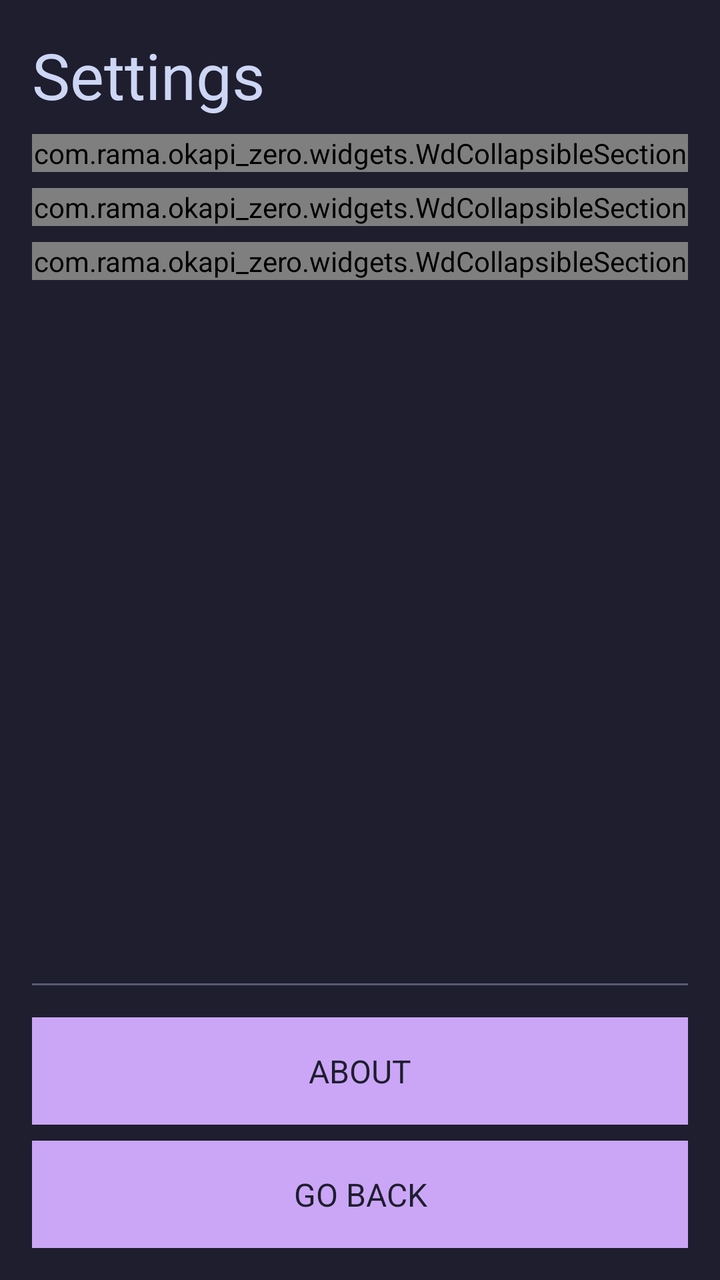
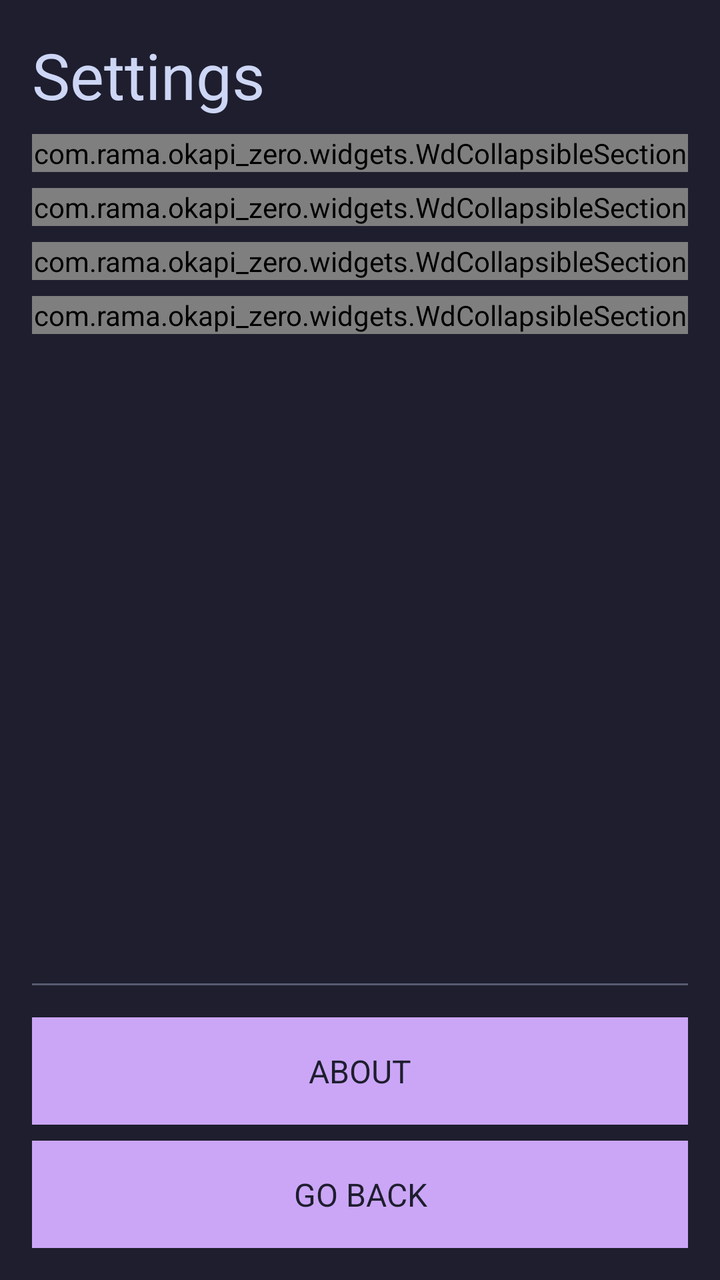

Two renders of the same Android screen: before a commit and after it. Below are the layout's source before the change and the commit's diff.
<!-- AndroidManifest.xml: application theme Theme.Okapi -->
<!-- res/layout/activity_settings.xml -->
<?xml version="1.0" encoding="utf-8"?>
<LinearLayout xmlns:android="http://schemas.android.com/apk/res/android"
    xmlns:app="http://schemas.android.com/apk/res-auto"
    android:id="@+id/root"
    style="@style/VerticalList"
    android:layout_height="match_parent"
    android:background="@color/base"
    android:paddingLeft="16dp"
    android:paddingTop="16dp"
    android:paddingRight="16dp"
    android:paddingBottom="16dp">

    <TextView
        style="@style/H2"
        android:text="@string/header_settings" />

    <View style="@style/SeparatorListVertical" />

    <ScrollView
        android:layout_width="match_parent"
        android:layout_height="0dp"
        android:layout_weight="1"
        android:background="@android:color/transparent"
        android:cacheColorHint="@android:color/transparent"
        android:fadingEdge="none"
        android:fillViewport="true"
        android:overScrollMode="never"
        android:scrollbars="none">

        <LinearLayout style="@style/VerticalList">

            <com.rama.okapi_zero.widgets.WdCollapsibleSection
                android:layout_width="match_parent"
                android:layout_height="wrap_content"
                app:defaultExpanded="true"
                app:header="@string/header_system"
                app:key="settings:section:system">

                <Button
                    android:id="@+id/hid_setup_btn"
                    style="@style/BTN"
                    android:text="@string/btn_hid_setup" />

                <TextView
                    android:id="@+id/hid_setup_log"
                    style="@style/Text"
                    android:textIsSelectable="true"
                    android:textSize="14sp"
                    android:visibility="gone" />

                <View style="@style/SeparatorListVertical" />

                <com.rama.okapi_zero.widgets.WdCheckbox
                    android:id="@+id/show_status_bar"
                    style="@style/Checkbox"
                    android:text="@string/label_show_status_bar" />

                <View style="@style/SeparatorListVertical" />

                <com.rama.okapi_zero.widgets.WdCheckbox
                    android:id="@+id/keep_screen_awake"
                    style="@style/Checkbox"
                    android:text="@string/label_keep_screen_awake" />

                <View style="@style/SeparatorListVertical" />

                <com.rama.okapi_zero.widgets.WdCheckbox
                    android:id="@+id/quick_erase"
                    style="@style/Checkbox"
                    android:text="@string/label_quick_erase" />

                <View style="@style/SeparatorListVertical" />

                <LinearLayout style="@style/VerticalList_BG2">

                    <TextView
                        style="@style/Text"
                        android:text="@string/label_app_zoom" />

                    <View style="@style/SeparatorListVertical" />

                    <LinearLayout style="@style/HorizontalList">

                        <EditText
                            android:id="@+id/zoom"
                            style="@style/EditText"
                            android:layout_width="0dp"
                            android:layout_weight="1"
                            android:imeOptions="actionDone"
                            android:inputType="number"
                            android:maxLength="3"
                            android:text="100" />

                        <View style="@style/SeparatorListHorizontal" />

                        <TextView
                            style="@style/Text"
                            android:layout_width="wrap_content"
                            android:text="@string/label_zoom_unit" />
                    </LinearLayout>
                </LinearLayout>
            </com.rama.okapi_zero.widgets.WdCollapsibleSection>

            <View style="@style/SeparatorListVertical" />

            <LinearLayout
                android:id="@+id/themes_container"
                style="@style/VerticalList">

                <com.rama.okapi_zero.widgets.WdCollapsibleSection
                    android:layout_width="match_parent"
                    android:layout_height="wrap_content"
                    app:defaultExpanded="true"
                    app:header="@string/header_theme_dark"
                    app:key="settings:section:theme_dark">

                    <com.rama.okapi_zero.widgets.WdRadioGroup
                        android:id="@+id/theme_dark_group"
                        style="@style/VerticalList_BG2" />
                </com.rama.okapi_zero.widgets.WdCollapsibleSection>

                <View style="@style/SeparatorListVertical" />

                <com.rama.okapi_zero.widgets.WdCollapsibleSection
                    android:layout_width="match_parent"
                    android:layout_height="wrap_content"
                    app:defaultExpanded="true"
                    app:header="@string/header_theme_light"
                    app:key="settings:section:theme_light">

                    <com.rama.okapi_zero.widgets.WdRadioGroup
                        android:id="@+id/theme_light_group"
                        style="@style/VerticalList_BG2" />
                </com.rama.okapi_zero.widgets.WdCollapsibleSection>

                <View style="@style/SeparatorListVertical" />
            </LinearLayout>
        </LinearLayout>
    </ScrollView>

    <View style="@style/Separator" />

<Button
        android:id="@+id/about_button"
        style="@style/BTN"
        android:text="@string/btn_about" />

    <View style="@style/SeparatorListVertical" />

    <Button
        android:id="@+id/go_back"
        style="@style/BTN"
        android:text="@string/btn_go_back" />
</LinearLayout>
<!-- resources referenced by this layout -->
<resources>
  <color name="base">#1E1E2E</color>
  <string name="btn_about">ABOUT</string>
  <string name="btn_go_back">GO BACK</string>
  <string name="btn_hid_setup">SET UP KEYBOARD</string>
  <string name="header_settings">Settings</string>
  <string name="header_system">System</string>
  <string name="header_theme_dark">Dark Theme</string>
  <string name="header_theme_light">Light Theme</string>
  <string name="label_app_zoom">App Zoom</string>
  <string name="label_keep_screen_awake">Keep screen awake</string>
  <string name="label_quick_erase">Double tap to clear the message</string>
  <string name="label_show_status_bar">Show status bar</string>
  <string name="label_zoom_unit" translatable="false">%</string>
  <style name="BTN" parent="BlockFlow">
          <item name="android:padding">16dp</item>
          <item name="android:textColor">@color/base</item>
          <item name="android:textSize">@dimen/text</item>
          <item name="android:background">@color/accent</item>
      </style>
  <style name="Checkbox" parent="BlockFlow" />
  <style name="H2" parent="BlockFlow">
          <item name="android:textColor">@color/text</item>
          <item name="android:textSize">@dimen/h2</item>
      </style>
  <style name="HorizontalList" parent="BlockFlow">
          <item name="android:orientation">horizontal</item>
          <item name="android:gravity">center_vertical</item>
      </style>
  <style name="Separator">
          <item name="android:layout_width">match_parent</item>
          <item name="android:layout_height">1dp</item>
          <item name="android:background">@color/disabled</item>
          <item name="android:layout_marginTop">16dp</item>
          <item name="android:layout_marginBottom">16dp</item>
      </style>
  <style name="SeparatorListHorizontal">
          <item name="android:layout_width">@dimen/space_between_elements</item>
          <item name="android:layout_height">@dimen/space_between_elements</item>
      </style>
  <style name="SeparatorListVertical">
          <item name="android:layout_width">match_parent</item>
          <item name="android:layout_height">@dimen/space_between_elements</item>
      </style>
  <style name="Text" parent="BlockFlow">
          <item name="android:textColor">@color/text</item>
          <item name="android:textSize">@dimen/text</item>
      </style>
  <style name="VerticalList" parent="BlockFlow">
          <item name="android:orientation">vertical</item>
      </style>
  <style name="VerticalList_BG2" parent="VerticalList">
          <item name="android:background">@color/surface_0</item>
          <item name="android:padding">16dp</item>
      </style>
  <style name="Theme.Okapi" parent="@android:style/Theme.Black.NoTitleBar">
          <item name="android:windowBackground">@color/base</item>
          <item name="android:textColor">@color/text</item>
      </style>
  <style name="BlockFlow">
          <item name="android:layout_width">match_parent</item>
          <item name="android:layout_height">wrap_content</item>
      </style>
  <dimen name="text">16sp</dimen>
  <color name="accent">#CBA6F7</color>
  <color name="text">#CDD6F4</color>
  <dimen name="h2">32sp</dimen>
  <color name="disabled">#585B70</color>
  <dimen name="space_between_elements">8dp</dimen>
  <color name="surface_0">#45475A</color>
  <!-- unchanged entries left out for length: 1 -->
</resources>

<!-- the commit's change to res/layout/activity_settings.xml (unified diff, before → after) -->
@@ -103,6 +103,37 @@
 
             <View style="@style/SeparatorListVertical" />
 
+            <com.rama.okapi_zero.widgets.WdCollapsibleSection
+                android:layout_width="match_parent"
+                android:layout_height="wrap_content"
+                app:defaultExpanded="true"
+                app:header="@string/header_data"
+                app:key="settings:section:data">
+
+                <Button
+                    android:id="@+id/export_btn"
+                    style="@style/BTN"
+                    android:text="@string/btn_export" />
+
+                <View style="@style/SeparatorListVertical" />
+
+                <Button
+                    android:id="@+id/import_btn"
+                    style="@style/BTN"
+                    android:text="@string/btn_import" />
+
+                <View style="@style/SeparatorListVertical" />
+
+                <TextView
+                    android:id="@+id/data_status"
+                    style="@style/Text"
+                    android:text="@string/label_data_warning"
+                    android:textIsSelectable="true"
+                    android:textSize="14sp" />
+            </com.rama.okapi_zero.widgets.WdCollapsibleSection>
+
+            <View style="@style/SeparatorListVertical" />
+
             <LinearLayout
                 android:id="@+id/themes_container"
                 style="@style/VerticalList">
<!-- resource entries referenced after the edit -->
@@ -2,13 +2,17 @@
 <resources>
   <color name="base">#1E1E2E</color>
   <string name="btn_about">ABOUT</string>
+  <string name="btn_export">EXPORT</string>
   <string name="btn_go_back">GO BACK</string>
   <string name="btn_hid_setup">SET UP KEYBOARD</string>
+  <string name="btn_import">IMPORT</string>
+  <string name="header_data">Data</string>
   <string name="header_settings">Settings</string>
   <string name="header_system">System</string>
   <string name="header_theme_dark">Dark Theme</string>
   <string name="header_theme_light">Light Theme</string>
   <string name="label_app_zoom">App Zoom</string>
+  <string name="label_data_warning">Exports are plain text, anyone with the file can read every password. Keep it safe and delete it when done.</string>
   <string name="label_keep_screen_awake">Keep screen awake</string>
   <string name="label_quick_erase">Double tap to clear the message</string>
   <string name="label_show_status_bar">Show status bar</string>
